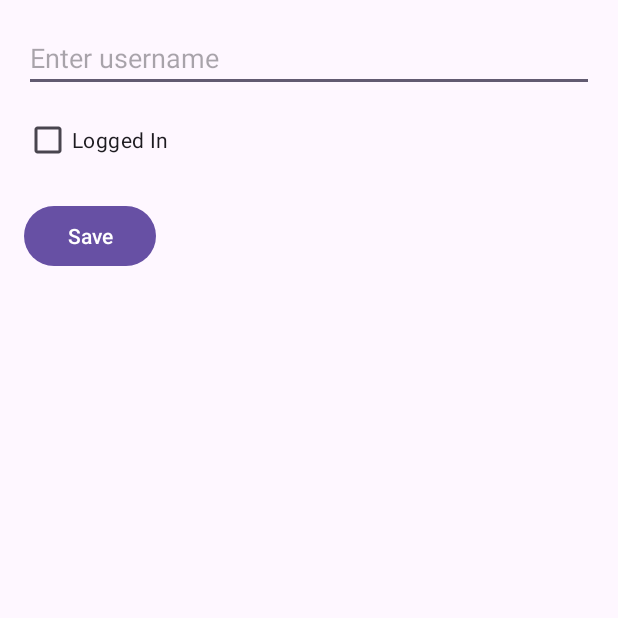
After one commit to NamTranDev/BaiGiangPrm391, an Android app: the SharePreferenceActivity screen opened directly, with no data from a screen before it, on a phone screen of 412 x 824 dp, the top half of it. The commit adds this screen. Run offline under Robolectric (Android 15) with nearby library versions, the phone set to English and light mode, and no system bars.

Commit message:
- Example internal storage - Example external storage - Example share preference

```diff
--- a/app/src/main/java/nam/tran/baigiangprm391/MainActivity.java
+++ b/app/src/main/java/nam/tran/baigiangprm391/MainActivity.java
@@ -6,6 +6,9 @@ import android.content.Intent;
 import android.os.Bundle;
 
 import nam.tran.baigiangprm391.asm2.Asm2Activity;
+import nam.tran.baigiangprm391.external.ExternalStorageActivity;
+import nam.tran.baigiangprm391.internal.InternalStorageActivity;
+import nam.tran.baigiangprm391.sharepreference.SharePreferenceActivity;
 
 public class MainActivity extends AppCompatActivity {
 
@@ -14,6 +17,9 @@ public class MainActivity extends AppCompatActivity {
         super.onCreate(savedInstanceState);
         setContentView(R.layout.activity_main);
         findViewById(R.id.bt_asm2).setOnClickListener(v -> openScreen(Asm2Activity.class));
+        findViewById(R.id.bt_internal_storage).setOnClickListener(v -> openScreen(InternalStorageActivity.class));
+        findViewById(R.id.bt_external_storage).setOnClickListener(v -> openScreen(ExternalStorageActivity.class));
+        findViewById(R.id.bt_share_reference).setOnClickListener(v -> openScreen(SharePreferenceActivity.class));
     }
 
     void openScreen(Class screen) {
--- /dev/null
+++ b/app/src/main/java/nam/tran/baigiangprm391/sharepreference/SharePreferenceActivity.java
@@ -0,0 +1,55 @@
+package nam.tran.baigiangprm391.sharepreference;
+
+import android.content.Context;
+import android.content.SharedPreferences;
+import android.os.Bundle;
+import android.widget.Button;
+import android.widget.CheckBox;
+import android.widget.EditText;
+
+import androidx.annotation.Nullable;
+import androidx.appcompat.app.AppCompatActivity;
+
+import nam.tran.baigiangprm391.R;
+
+public class SharePreferenceActivity extends AppCompatActivity {
+
+    private EditText usernameEditText;
+    private CheckBox loggedInCheckBox;
+
+    @Override
+    protected void onCreate(Bundle savedInstanceState) {
+        super.onCreate(savedInstanceState);
+        setContentView(R.layout.activity_share_preference);
+
+        usernameEditText = findViewById(R.id.editTextUsername);
+        loggedInCheckBox = findViewById(R.id.checkBoxLoggedIn);
+
+        Button saveButton = findViewById(R.id.buttonSave);
+        saveButton.setOnClickListener(v -> saveData());
+
+        loadData();  // Load saved data when the app starts
+    }
+
+    private void saveData() {
+        String username = usernameEditText.getText().toString();
+        boolean isLoggedIn = loggedInCheckBox.isChecked();
+
+        // Lưu dữ liệu vào SharedPreferences
+        SharedPreferences sharedPreferences = getSharedPreferences("MyPreferences", Context.MODE_PRIVATE);
+        SharedPreferences.Editor editor = sharedPreferences.edit();
+        editor.putString("username", username);
+        editor.putBoolean("is_logged_in", isLoggedIn);
+        editor.apply();
+    }
+
+    private void loadData() {
+        // Đọc dữ liệu từ SharedPreferences và hiển thị lên UI
+        SharedPreferences sharedPreferences = getSharedPreferences("MyPreferences", Context.MODE_PRIVATE);
+        String username = sharedPreferences.getString("username", "");
+        boolean isLoggedIn = sharedPreferences.getBoolean("is_logged_in", false);
+
+        usernameEditText.setText(username);
+        loggedInCheckBox.setChecked(isLoggedIn);
+    }
+}
--- /dev/null
+++ b/app/src/main/res/layout/activity_share_preference.xml
@@ -0,0 +1,36 @@
+<?xml version="1.0" encoding="utf-8"?>
+<RelativeLayout xmlns:android="http://schemas.android.com/apk/res/android"
+    xmlns:tools="http://schemas.android.com/tools"
+    android:layout_width="match_parent"
+    android:layout_height="match_parent"
+    tools:context=".MainActivity">
+
+    <EditText
+        android:id="@+id/editTextUsername"
+        android:layout_width="match_parent"
+        android:layout_height="wrap_content"
+        android:hint="Enter username"
+        android:layout_marginTop="16dp"
+        android:layout_marginLeft="16dp"
+        android:layout_marginRight="16dp"/>
+
+    <CheckBox
+        android:id="@+id/checkBoxLoggedIn"
+        android:layout_width="wrap_content"
+        android:layout_height="wrap_content"
+        android:text="Logged In"
+        android:layout_below="@id/editTextUsername"
+        android:layout_marginTop="8dp"
+        android:layout_marginLeft="16dp"
+        android:layout_marginRight="16dp"/>
+
+    <Button
+        android:id="@+id/buttonSave"
+        android:layout_width="wrap_content"
+        android:layout_height="wrap_content"
+        android:text="Save"
+        android:layout_below="@id/checkBoxLoggedIn"
+        android:layout_marginTop="16dp"
+        android:layout_marginLeft="16dp"
+        android:layout_marginRight="16dp"/>
+</RelativeLayout>
```
Also changed, not shown: app/src/main/AndroidManifest.xml (+7 -0 lines), app/src/main/java/nam/tran/baigiangprm391/external/ExternalStorageActivity.java (added, +134 -0 lines), app/src/main/java/nam/tran/baigiangprm391/internal/InternalStorageActivity.java (added, +68 -0 lines), app/src/main/res/layout/activity_external_storage.xml (added, +37 -0 lines), app/src/main/res/layout/activity_internal_storage.xml (added, +37 -0 lines), app/src/main/res/layout/activity_main.xml (+31 -1 lines).
